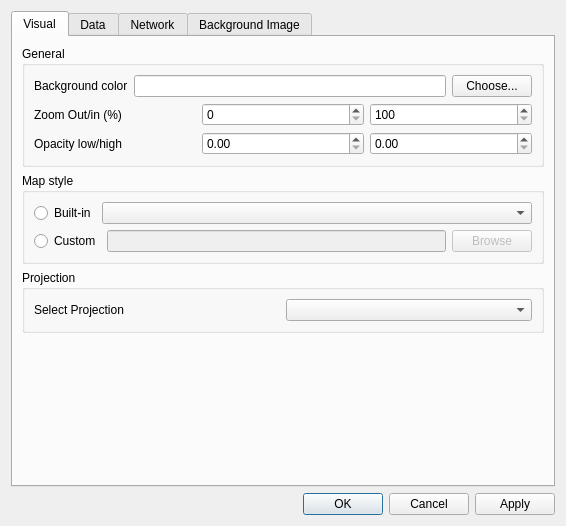
openstreetmap/merkaartor, file Preferences/PreferencesDialog.ui: the form before one commit.
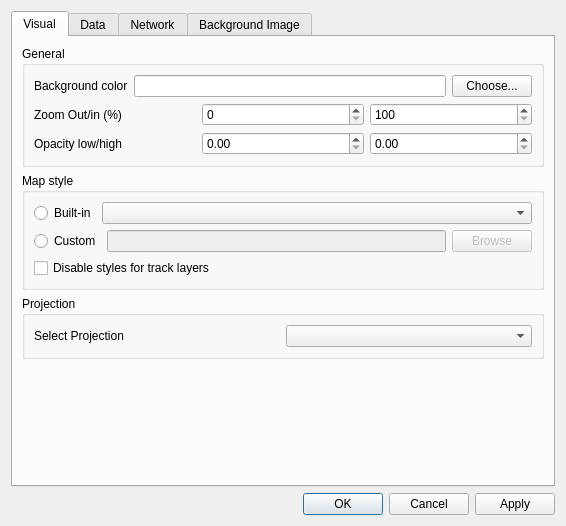
The form after the commit. The open tabs and pages were chosen to show the change.

Commit message: FIX : Add a preference option to disable styling for Track layers + re-inject default waypoint painting from dantje

```diff
--- a/Preferences/PreferencesDialog.ui
+++ b/Preferences/PreferencesDialog.ui
@@ -175,6 +175,13 @@
               </item>
              </layout>
             </item>
+            <item>
+             <widget class="QCheckBox" name="cbDisableStyleForTracks" >
+              <property name="text" >
+               <string>Disable styles for track layers</string>
+              </property>
+             </widget>
+            </item>
            </layout>
           </widget>
          </item>
```
Left out of the diff: 2 changed lines with no effect on the pictures. The commit also changes 5 other files.
